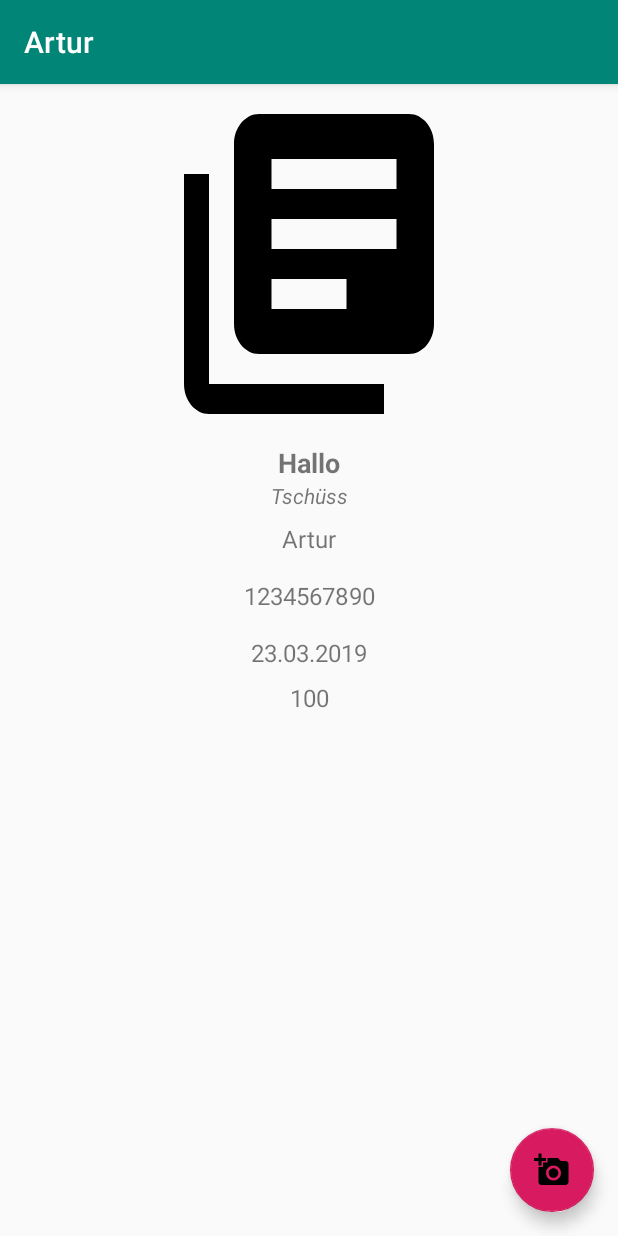
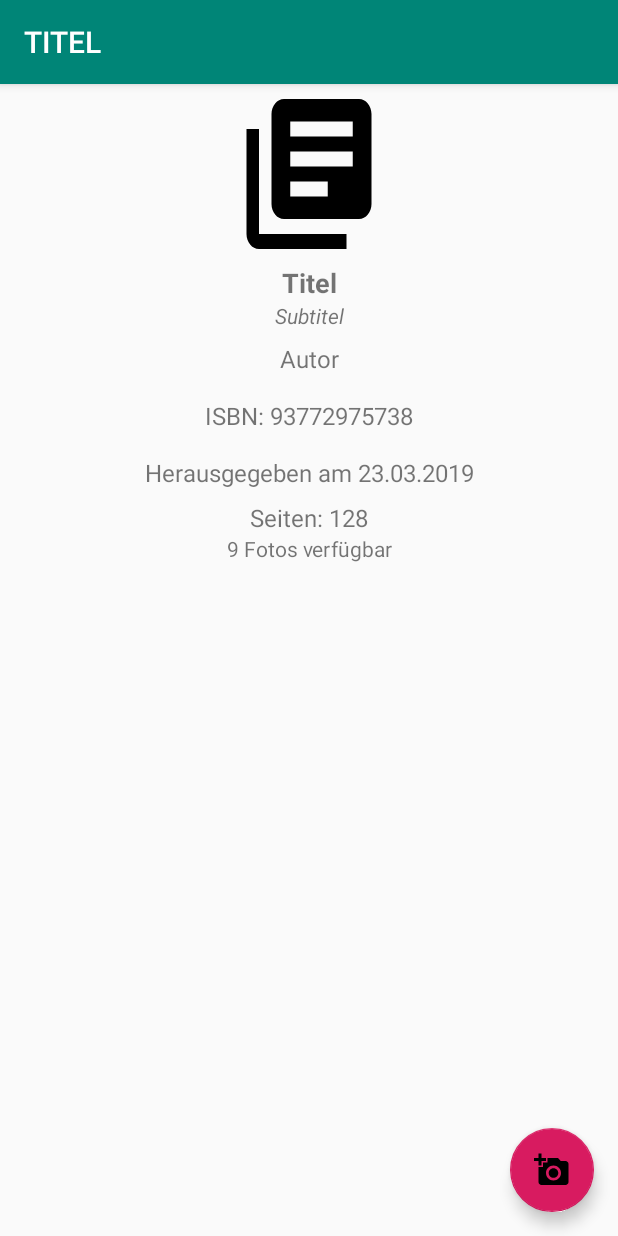
Before and after one commit to thomborg/bookshelf, an Android app: the screen it shows after launch (DisplayBookActivity), after a tap on "Artur", on a phone screen of 412 x 824 dp. Run offline under Robolectric (Android 15) with nearby library versions, the phone set to English and light mode, and no system bars; our stand-ins replace Picasso, Volley; pictures from the network do not load.

Commit message:
Network verändert

```diff
--- a/app/build.gradle
+++ b/app/build.gradle
@@ -25,6 +25,8 @@ dependencies {
     implementation 'com.android.support:design:28.0.0'
     implementation 'com.google.android.gms:play-services-vision:17.0.2'
     implementation 'com.android.support:preference-v7:28.0.0'
+    implementation 'com.android.volley:volley:1.1.1'
+    implementation 'com.squareup.picasso:picasso:2.71828'
     testImplementation 'junit:junit:4.12'
     androidTestImplementation 'com.android.support.test:runner:1.0.2'
     androidTestImplementation 'com.android.support.test.espresso:espresso-core:3.0.2'
--- a/app/src/main/java/de/unipassau/android/bookshelf/MainActivity.java
+++ b/app/src/main/java/de/unipassau/android/bookshelf/MainActivity.java
@@ -1,16 +1,20 @@
 package de.unipassau.android.bookshelf;
 
+import android.content.DialogInterface;
 import android.content.Intent;
 import android.graphics.Bitmap;
 import android.graphics.BitmapFactory;
 import android.media.Image;
+import android.net.Uri;
 import android.os.AsyncTask;
 import android.os.Bundle;
 import android.support.annotation.NonNull;
 import android.support.constraint.ConstraintLayout;
 import android.support.design.widget.FloatingActionButton;
 import android.support.design.widget.Snackbar;
+import android.support.v7.app.AlertDialog;
 import android.support.v7.app.AppCompatActivity;
+import android.support.v7.widget.DividerItemDecoration;
 import android.support.v7.widget.LinearLayoutManager;
 import android.support.v7.widget.RecyclerView;
 import android.support.v7.widget.Toolbar;
@@ -24,9 +28,15 @@ import android.widget.ArrayAdapter;
 import android.widget.ImageView;
 import android.widget.Spinner;
 import android.widget.TextView;
+import android.widget.Toast;
 
+import com.android.volley.Request;
+import com.android.volley.Response;
+import com.android.volley.VolleyError;
+import com.android.volley.toolbox.StringRequest;
 import com.google.android.gms.common.api.CommonStatusCodes;
 import com.google.android.gms.vision.barcode.Barcode;
+import com.squareup.picasso.Picasso;
 
 import org.json.JSONArray;
 import org.json.JSONException;
@@ -58,8 +68,10 @@ public class MainActivity extends AppCompatActivity {
         RecyclerView recyclerView = findViewById(R.id.booksRecyclerView);
         list = new ArrayList<>();
         adapter = new Adapter(list);
+        LinearLayoutManager llm = new LinearLayoutManager(this);
         recyclerView.setAdapter(adapter);
-        recyclerView.setLayoutManager(new LinearLayoutManager(this));
+        recyclerView.setLayoutManager(llm);
+        recyclerView.addItemDecoration(new DividerItemDecoration(this, llm.getOrientation()));
         list.add(new BookResult("Artur", "Hallo", ""));
         list.add(new BookResult("Thomas", "Tschüss", ""));
         adapter.notifyDataSetChanged();
@@ -68,7 +80,7 @@ public class MainActivity extends AppCompatActivity {
         List<String> shelfs = new ArrayList<>();
         shelfs.add("Shelf 1");
         shelfs.add("Shelf 2");
-        shelfSpinner.setAdapter(new ArrayAdapter<String>(this, android.R.layout.simple_spinner_dropdown_item, shelfs));
+        shelfSpinner.setAdapter(new ArrayAdapter<>(this, android.R.layout.simple_spinner_dropdown_item, shelfs));
 
         FloatingActionButton fab = findViewById(R.id.fab);
         fab.setOnClickListener(new View.OnClickListener() {
@@ -162,16 +174,15 @@ public class MainActivity extends AppCompatActivity {
                                 authors.append(", ");
                         }
                         result.setAuthors(authors.toString());
+                        Log.d(TAG, result.getAuthors());
                     }
                 }
             } catch (JSONException e) {
                 e.printStackTrace();
             }
-            Log.d(TAG, result.getAuthors());
 
-            list.clear();
             list.add(new BookResult(result.getAuthors(), result.getTitle(), result.getThumbnail()));
-            adapter.notifyDataSetChanged();
+            adapter.notifyItemChanged(list.size()-1);
 
             super.onPostExecute(jsonObject);
         }
@@ -180,7 +191,6 @@ public class MainActivity extends AppCompatActivity {
     public class Adapter extends RecyclerView.Adapter<Adapter.ViewHolder>{
 
         List<BookResult> bookResults;
-        ImageView tempImgView;
 
         Adapter(List<BookResult> bookResults){
             this.bookResults = bookResults;
@@ -194,18 +204,52 @@ public class MainActivity extends AppCompatActivity {
         }
 
         @Override
-        public void onBindViewHolder(@NonNull ViewHolder viewHolder, int i) {
+        public void onBindViewHolder(@NonNull final ViewHolder viewHolder, int i) {
             viewHolder.title.setText(bookResults.get(i).getTitel());
             viewHolder.author.setText(bookResults.get(i).getAuthor());
-            tempImgView = viewHolder.cover;
+            if(!bookResults.get(i).getThumbnail().isEmpty()){
+                Picasso.get().load(bookResults.get(i).getThumbnail())
+                        .placeholder(R.drawable.ic_launcher_foreground)
+                        .error(R.drawable.ic_flash_off) //TODO richtige drawables
+                        .into(viewHolder.cover);
+            }
+            else{
+                viewHolder.cover.setImageResource(R.drawable.ic_library_books_black_24dp); //TODO hier auch
+            }
 
-            new DownloadImage().execute(bookResults.get(i).getThumbnail());
-
+            //TODO richtigen Eintrag bei Click ansprechen
             viewHolder.layout.setOnClickListener(new View.OnClickListener() {
                 @Override
                 public void onClick(View v) {
                     Intent i = new Intent(MainActivity.this, DisplayBookActivity.class);
                     startActivity(i);
+                }
+            });
+            viewHolder.layout.setOnLongClickListener(new View.OnLongClickListener() {
+                @Override
+                public boolean onLongClick(View v) {
+                    final AlertDialog noticeDialog = new AlertDialog.Builder(MainActivity.this).create();
+                    noticeDialog.setTitle("Eintrag löschen?");
+                    noticeDialog.setMessage("Möchten Sie den Eintrag " + bookResults.get(viewHolder.getAdapterPosition()).getTitel() + " löschen?");
+                    noticeDialog.setCancelable(true);
+                    noticeDialog.setButton(DialogInterface.BUTTON_POSITIVE, "JA", new DialogInterface.OnClickListener() {
+                        @Override
+                        public void onClick(DialogInterface dialog, int which) {
+                            String show = list.remove(viewHolder.getAdapterPosition()).getTitel();
+                            Toast.makeText(MainActivity.this, show, Toast.LENGTH_SHORT).show();
+                            adapter.notifyItemRemoved(viewHolder.getAdapterPosition());
+                            noticeDialog.dismiss();
+                        }
+                    });
+                    noticeDialog.setButton(DialogInterface.BUTTON_NEGATIVE, "NEIN", new DialogInterface.OnClickListener() {
+                        @Override
+                        public void onClick(DialogInterface dialog, int which) {
+                            noticeDialog.dismiss();
+                        }
+                    });
+
+                    noticeDialog.show();
+                    return false;
                 }
             });
         }
@@ -231,30 +275,6 @@ public class MainActivity extends AppCompatActivity {
             }
         }
 
-        private class DownloadImage extends AsyncTask<String, Void, Bitmap> {
-
-            @Override
-            protected Bitmap doInBackground(String... URL) {
-
-                String imageURL = URL[0];
-
-                Bitmap bitmap = null;
-                try {
-                    InputStream input = new java.net.URL(imageURL).openStream();
-                    bitmap = BitmapFactory.decodeStream(input);
-                } catch (Exception e) {
-                    e.printStackTrace();
-                }
-                return bitmap;
-            }
-
-            @Override
-            protected void onPostExecute(Bitmap result) {
-                // Set the bitmap into ImageView
-                tempImgView.setImageBitmap(result);
-            }
-        }
-
     }
 
     class BookResult{
@@ -262,9 +282,12 @@ public class MainActivity extends AppCompatActivity {
         String author, titel, thumbnail;
 
         public BookResult(String author, String titel, String thumbnail) {
-            this.author = author;
-            this.titel = titel;
-            this.thumbnail = thumbnail;
+            if(author!=null) this.author = author;
+            else this.author = "";
+            if(titel!=null) this.titel = titel;
+            else this.titel = "";
+            if(thumbnail!=null) this.thumbnail = thumbnail;
+            else this.thumbnail = "";
         }
 
         public String getAuthor() {
--- a/app/src/main/java/de/unipassau/android/bookshelf/ui/DisplayBookActivity.java
+++ b/app/src/main/java/de/unipassau/android/bookshelf/ui/DisplayBookActivity.java
@@ -7,14 +7,13 @@ import android.widget.ImageView;
 import android.widget.TextView;
 
 import de.unipassau.android.bookshelf.R;
-import de.unipassau.android.bookshelf.network.ResultDTO;
 
 /**
  * Artur
  */
 public class DisplayBookActivity extends AppCompatActivity {
 
-    TextView title, subtitle, author, isbn, publishedDate, nrPages;
+    TextView title, subtitle, author, isbn, publishedDate, nrPages, nrPhotos;
     ImageView cover;
 
     @Override
@@ -27,7 +26,7 @@ public class DisplayBookActivity extends AppCompatActivity {
             String bookId = bundle.getString("id");
         }
 
-        setTitle("Artur");
+        setTitle("TITEL");
 
         title = findViewById(R.id.title);
         subtitle = findViewById(R.id.subtitle);
@@ -35,14 +34,16 @@ public class DisplayBookActivity extends AppCompatActivity {
         isbn = findViewById(R.id.isbn);
         publishedDate = findViewById(R.id.publishedDate);
         nrPages = findViewById(R.id.nrPages);
+        nrPhotos = findViewById(R.id.nrPhotos);
         cover = findViewById(R.id.imageView);
 
-        title.setText("Hallo");
-        subtitle.setText("Tschüss");
-        author.setText("Artur");
-        isbn.setText("1234567890");
-        publishedDate.setText("23.03.2019");
-        nrPages.setText("100");
+        title.setText("Titel");
+        subtitle.setText("Subtitel");
+        author.setText("Autor");
+        isbn.setText("ISBN: 93772975738");
+        publishedDate.setText("Herausgegeben am 23.03.2019");
+        nrPages.setText("Seiten: 128");
+        nrPhotos.setText("9 Fotos verfügbar");
 
 
     }
--- a/app/src/main/res/drawable/ic_library_books_black_24dp.xml
+++ b/app/src/main/res/drawable/ic_library_books_black_24dp.xml
@@ -1,6 +1,6 @@
 <vector xmlns:android="http://schemas.android.com/apk/res/android"
-        android:width="200dp"
-        android:height="240dp"
+        android:width="100dp"
+        android:height="120dp"
         android:viewportWidth="24.0"
         android:viewportHeight="24.0">
     <path
--- a/app/src/main/res/layout/activity_displaybook.xml
+++ b/app/src/main/res/layout/activity_displaybook.xml
@@ -81,6 +81,15 @@
         android:textSize="@dimen/display_book_textsize"
         android:layout_margin="@dimen/display_book_margin"/>
 
+    <TextView
+        android:id="@+id/nrPhotos"
+        android:layout_width="wrap_content"
+        android:layout_height="wrap_content"
+        app:layout_constraintStart_toStartOf="parent"
+        app:layout_constraintEnd_toEndOf="parent"
+        app:layout_constraintTop_toBottomOf="@id/nrPages"
+        />
+
     <android.support.design.widget.FloatingActionButton
         android:id="@+id/fab"
         android:layout_width="wrap_content"
```
Also changed, not shown: app/src/main/AndroidManifest.xml (+3 -5 lines).
